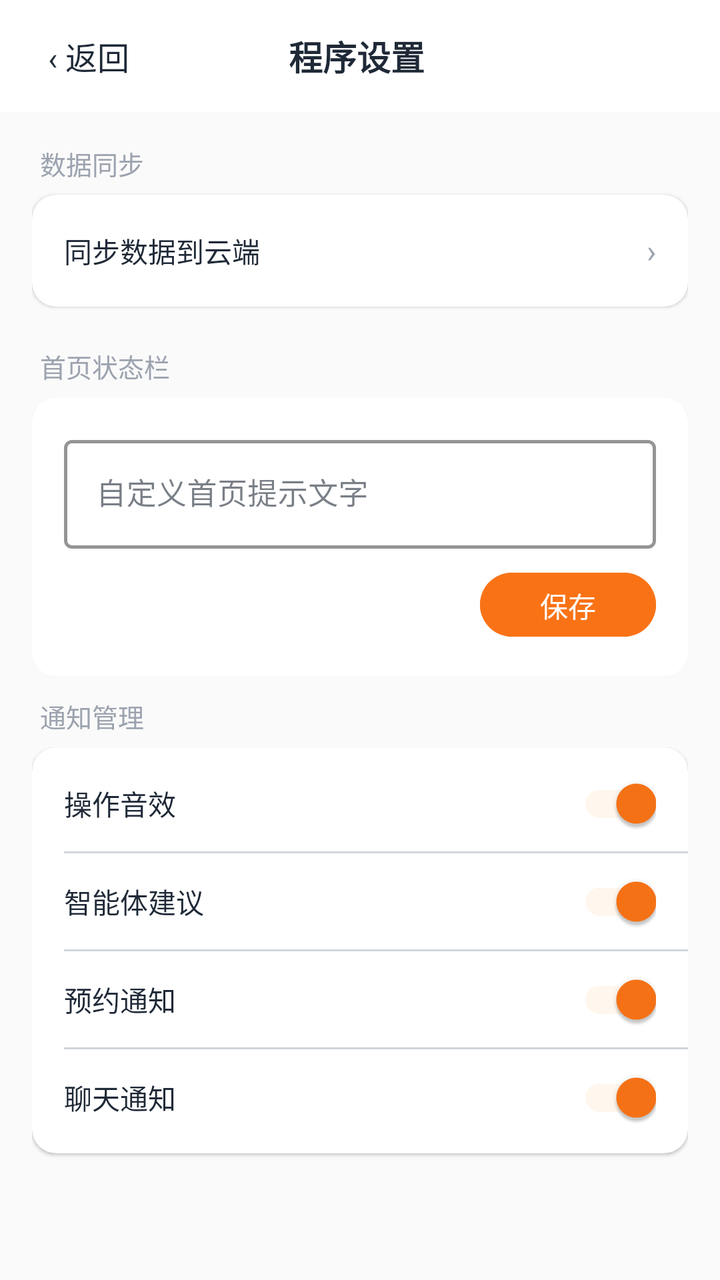
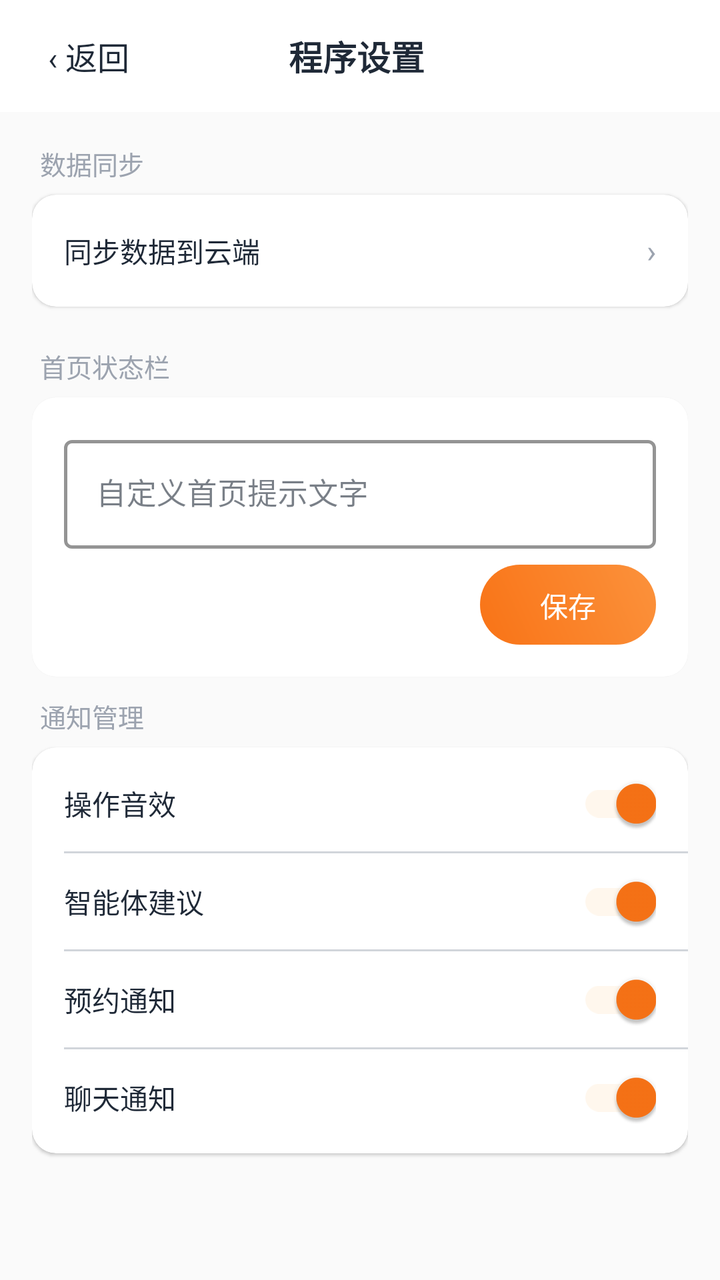

Two renders of the same Android screen: before a commit and after it. Below are the layout's source before the change and the commit's diff.
<!-- AndroidManifest.xml: application theme Theme.ClothingSI -->
<!-- res/layout/activity_program_settings.xml -->
<?xml version="1.0" encoding="utf-8"?>
<LinearLayout xmlns:android="http://schemas.android.com/apk/res/android"
    xmlns:app="http://schemas.android.com/apk/res-auto"
    android:layout_width="match_parent" android:layout_height="match_parent"
    android:orientation="vertical" android:background="@color/md_surface_container_low">

    <LinearLayout android:layout_width="match_parent" android:layout_height="56dp"
        android:background="@color/md_surface" android:orientation="horizontal"
        android:gravity="center_vertical" android:paddingStart="16dp" android:paddingEnd="16dp">
        <TextView android:id="@+id/btn_back" android:layout_width="wrap_content"
            android:layout_height="wrap_content" android:text="‹ 返回"
            android:textSize="16sp" android:textColor="@color/md_on_surface" android:padding="8dp" />
        <TextView android:layout_width="0dp" android:layout_height="wrap_content"
            android:layout_weight="1" android:text="程序设置"
            android:textSize="17sp" android:textStyle="bold" android:textColor="@color/md_on_surface"
            android:gravity="center" android:layout_marginEnd="60dp"
            android:id="@+id/tv_title" />
    </LinearLayout>

    <ScrollView android:layout_width="match_parent" android:layout_height="match_parent">
        <LinearLayout android:layout_width="match_parent" android:layout_height="wrap_content"
            android:orientation="vertical" android:padding="16dp">

            
            <TextView android:layout_width="wrap_content" android:layout_height="wrap_content"
                android:text="数据同步" android:textSize="13sp" android:textColor="@color/md_on_surface_variant"
                android:layout_marginBottom="6dp" android:layout_marginStart="4dp" />
            <androidx.cardview.widget.CardView android:layout_width="match_parent"
                android:layout_height="wrap_content" app:cardCornerRadius="12dp"
                app:cardElevation="1dp" android:layout_marginBottom="10dp">
                <LinearLayout android:layout_width="match_parent" android:layout_height="wrap_content"
                    android:orientation="vertical" android:paddingVertical="4dp">
                    <LinearLayout android:id="@+id/settings_sync"
                        android:layout_width="match_parent" android:layout_height="48dp"
                        android:orientation="horizontal" android:gravity="center_vertical"
                        android:paddingHorizontal="16dp" android:clickable="true" android:focusable="true">
                        <TextView android:layout_width="0dp" android:layout_height="wrap_content"
                            android:layout_weight="1" android:text="同步数据到云端"
                            android:textSize="14sp" android:textColor="@color/md_on_surface" />
                        <TextView android:layout_width="wrap_content" android:layout_height="wrap_content"
                            android:text="›" android:textSize="16sp" android:textColor="@color/md_outline" />
                    </LinearLayout>
                </LinearLayout>
            </androidx.cardview.widget.CardView>

            
            <TextView android:layout_width="wrap_content" android:layout_height="wrap_content"
                android:text="首页状态栏" android:textSize="13sp" android:textColor="@color/md_on_surface_variant"
                android:layout_marginBottom="6dp" android:layout_marginStart="4dp"
                android:layout_marginTop="10dp" />
            <androidx.cardview.widget.CardView android:layout_width="match_parent"
                android:layout_height="wrap_content" app:cardCornerRadius="12dp"
                app:cardElevation="1dp" android:layout_marginBottom="10dp">
                <LinearLayout android:layout_width="match_parent" android:layout_height="wrap_content"
                    android:orientation="vertical" android:padding="16dp">
                    <com.google.android.material.textfield.TextInputLayout
                        android:layout_width="match_parent" android:layout_height="wrap_content"
                        android:hint="自定义首页提示文字"
                        style="@style/Widget.MaterialComponents.TextInputLayout.OutlinedBox"
                        app:boxStrokeColor="@color/md_primary" app:boxStrokeWidth="1.5dp">
                        <com.google.android.material.textfield.TextInputEditText
                            android:id="@+id/et_home_status"
                            android:layout_width="match_parent" android:layout_height="wrap_content"
                            android:maxLines="2" android:inputType="text" android:textSize="15sp" />
                    </com.google.android.material.textfield.TextInputLayout>
                    <com.google.android.material.button.MaterialButton
                        android:id="@+id/btn_save_home_status"
                        android:layout_width="wrap_content" android:layout_height="40dp"
                        android:text="保存" android:textSize="14sp" app:cornerRadius="20dp"
                        android:backgroundTint="@color/md_primary"
                        android:textColor="@color/md_on_primary"
                        android:layout_gravity="end" android:layout_marginTop="8dp" />
                </LinearLayout>
            </androidx.cardview.widget.CardView>

            
            <TextView android:layout_width="wrap_content" android:layout_height="wrap_content"
                android:text="通知管理" android:textSize="13sp" android:textColor="@color/md_on_surface_variant"
                android:layout_marginBottom="6dp" android:layout_marginStart="4dp" />
            <androidx.cardview.widget.CardView android:layout_width="match_parent"
                android:layout_height="wrap_content" app:cardCornerRadius="12dp"
                app:cardElevation="1dp" android:layout_marginBottom="10dp">
                <LinearLayout android:layout_width="match_parent" android:layout_height="wrap_content"
                    android:orientation="vertical" android:paddingVertical="4dp">
                    <LinearLayout android:layout_width="match_parent" android:layout_height="48dp"
                        android:orientation="horizontal" android:gravity="center_vertical"
                        android:paddingHorizontal="16dp">
                        <TextView android:layout_width="0dp" android:layout_height="wrap_content"
                            android:layout_weight="1" android:text="操作音效"
                            android:textSize="14sp" android:textColor="@color/md_on_surface" />
                        <com.google.android.material.switchmaterial.SwitchMaterial
                            android:id="@+id/switch_sound" android:layout_width="wrap_content"
                            android:layout_height="wrap_content" android:checked="true" />
                    </LinearLayout>
                    <View android:layout_width="match_parent" android:layout_height="1dp"
                        android:background="@color/md_outline_variant" android:layout_marginStart="16dp" />
                    <LinearLayout android:layout_width="match_parent" android:layout_height="48dp"
                        android:orientation="horizontal" android:gravity="center_vertical"
                        android:paddingHorizontal="16dp">
                        <TextView android:layout_width="0dp" android:layout_height="wrap_content"
                            android:layout_weight="1" android:text="智能体建议"
                            android:textSize="14sp" android:textColor="@color/md_on_surface" />
                        <com.google.android.material.switchmaterial.SwitchMaterial
                            android:id="@+id/switch_notify_agent" android:layout_width="wrap_content"
                            android:layout_height="wrap_content" android:checked="true" />
                    </LinearLayout>
                    <View android:layout_width="match_parent" android:layout_height="1dp"
                        android:background="@color/md_outline_variant" android:layout_marginStart="16dp" />
                    <LinearLayout android:layout_width="match_parent" android:layout_height="48dp"
                        android:orientation="horizontal" android:gravity="center_vertical"
                        android:paddingHorizontal="16dp">
                        <TextView android:layout_width="0dp" android:layout_height="wrap_content"
                            android:layout_weight="1" android:text="预约通知"
                            android:textSize="14sp" android:textColor="@color/md_on_surface" />
                        <com.google.android.material.switchmaterial.SwitchMaterial
                            android:id="@+id/switch_notify_appt" android:layout_width="wrap_content"
                            android:layout_height="wrap_content" android:checked="true" />
                    </LinearLayout>
                    <View android:layout_width="match_parent" android:layout_height="1dp"
                        android:background="@color/md_outline_variant" android:layout_marginStart="16dp" />
                    <LinearLayout android:layout_width="match_parent" android:layout_height="48dp"
                        android:orientation="horizontal" android:gravity="center_vertical"
                        android:paddingHorizontal="16dp">
                        <TextView android:layout_width="0dp" android:layout_height="wrap_content"
                            android:layout_weight="1" android:text="聊天通知"
                            android:textSize="14sp" android:textColor="@color/md_on_surface" />
                        <com.google.android.material.switchmaterial.SwitchMaterial
                            android:id="@+id/switch_notify_chat" android:layout_width="wrap_content"
                            android:layout_height="wrap_content" android:checked="true" />
                    </LinearLayout>
                </LinearLayout>
            </androidx.cardview.widget.CardView>
        </LinearLayout>
    </ScrollView>
</LinearLayout>
<!-- resources referenced by this layout -->
<resources>
  <color name="md_on_primary">#FFFFFF</color>
  <color name="md_on_surface">#1F2937</color>
  <color name="md_on_surface_variant">#9CA3AF</color>
  <color name="md_outline">#9CA3AF</color>
  <color name="md_outline_variant">#D1D5DB</color>
  <color name="md_primary">#F97316</color>
  <color name="md_surface">#FFFFFF</color>
  <color name="md_surface_container_low">#FAFAFA</color>
  <style name="Theme.ClothingSI" parent="Theme.Material3.Light.NoActionBar">
          
          <item name="colorPrimary">@color/md_primary</item>
          <item name="colorOnPrimary">@color/md_on_primary</item>
          <item name="colorPrimaryContainer">@color/md_primary_container</item>
          <item name="colorOnPrimaryContainer">@color/md_on_primary_container</item>
  
          
          <item name="colorSecondary">@color/md_secondary</item>
          <item name="colorOnSecondary">@color/md_on_secondary</item>
          <item name="colorSecondaryContainer">@color/md_secondary_container</item>
          <item name="colorOnSecondaryContainer">@color/md_on_secondary_container</item>
  
          
          <item name="android:colorBackground">@color/md_surface_container_low</item>
          <item name="colorSurface">@color/md_surface</item>
          <item name="colorOnSurface">@color/md_on_surface</item>
          <item name="colorOnSurfaceVariant">@color/md_on_surface_variant</item>
  
          
          <item name="colorOutline">@color/md_outline</item>
          <item name="colorOutlineVariant">@color/md_outline_variant</item>
  
          
          <item name="colorError">@color/md_error</item>
          <item name="colorOnError">@color/md_on_error</item>
  
          
          <item name="android:statusBarColor">@android:color/transparent</item>
          <item name="android:navigationBarColor">@color/md_surface</item>
          <item name="android:windowLightStatusBar">true</item>
  
          
          <item name="android:fontFamily">sans-serif</item>
          <item name="android:textViewStyle">@style/TextView.Base</item>
      </style>
  <color name="md_primary_container">#FFF7ED</color>
  <color name="md_on_primary_container">#5C3D00</color>
  <color name="md_secondary">#2563EB</color>
  <color name="md_on_secondary">#FFFFFF</color>
  <color name="md_secondary_container">#DBEAFE</color>
  <color name="md_on_secondary_container">#001A3E</color>
  <color name="md_error">#EF4444</color>
  <color name="md_on_error">#FFFFFF</color>
  <style name="TextView.Base" parent="android:Widget.TextView">
          <item name="android:fontFamily">sans-serif</item>
      </style>
</resources>

<!-- the commit's change to res/layout/activity_program_settings.xml (unified diff, before → after) -->
@@ -67,7 +67,7 @@
                         android:id="@+id/btn_save_home_status"
                         android:layout_width="wrap_content" android:layout_height="40dp"
                         android:text="保存" android:textSize="14sp" app:cornerRadius="20dp"
-                        android:backgroundTint="@color/md_primary"
+                        android:background="@drawable/btn_gradient_primary" app:backgroundTint="@null"
                         android:textColor="@color/md_on_primary"
                         android:layout_gravity="end" android:layout_marginTop="8dp" />
                 </LinearLayout>
<!-- resource entries referenced after the edit -->
@@ -8,6 +8,15 @@
   <color name="md_primary">#F97316</color>
   <color name="md_surface">#FFFFFF</color>
   <color name="md_surface_container_low">#FAFAFA</color>
+  <!-- drawable btn_gradient_primary (drawable) -->
+  <?xml version="1.0" encoding="utf-8"?>
+  <shape xmlns:android="http://schemas.android.com/apk/res/android" android:shape="rectangle">
+      <corners android:radius="26dp" />
+      <gradient
+          android:startColor="#F97316"
+          android:endColor="#FB923C"
+          android:angle="45" />
+  </shape>
   <style name="Theme.ClothingSI" parent="Theme.Material3.Light.NoActionBar">
           
           <item name="colorPrimary">@color/md_primary</item>
